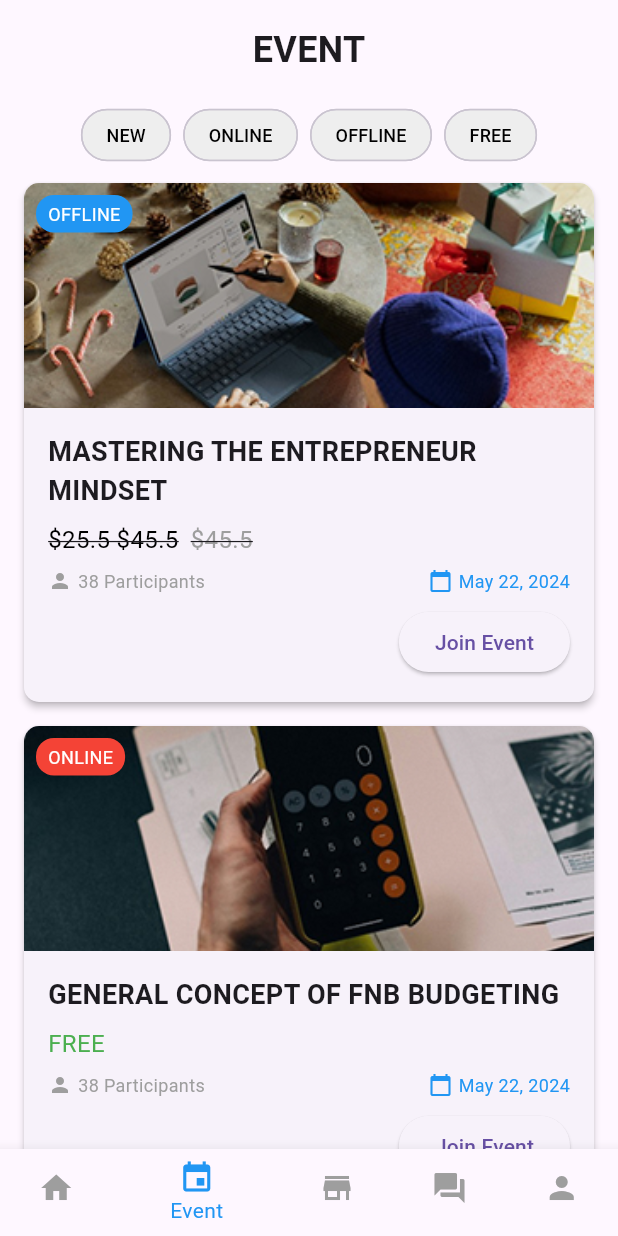
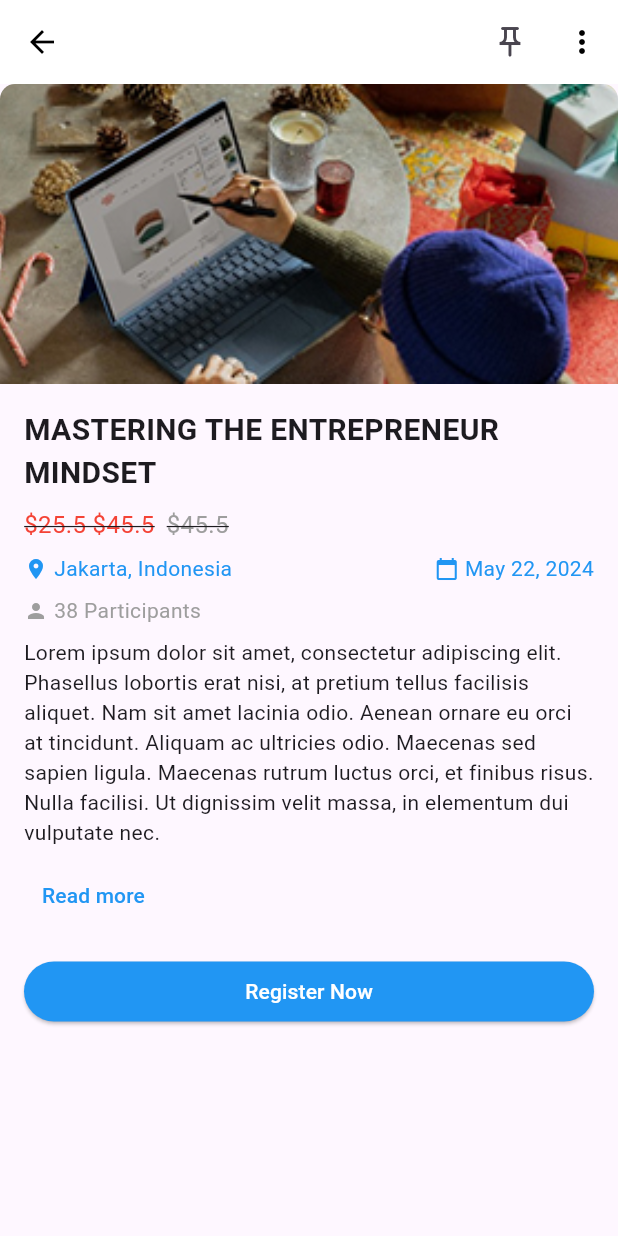
Before and after one commit to le4nn/bosedu, a Flutter app: the screen it shows after launch, item 2 of the bottom bar chosen, after a tap on "Join Event", on a phone screen of 412 x 824 dp. Run offline on Flutter 3.47's test engine with Material 3 defaults, Android fonts, the phone set to English and light mode, and no system bars.

Commit message:
create event registr

```diff
--- a/lib/main.dart
+++ b/lib/main.dart
@@ -1,4 +1,6 @@
-import 'package:bosedu/pages/event.dart';
+import 'package:bosedu/pages/event/event.dart';
+import 'package:bosedu/pages/event/event_detail_page.dart';
+import 'package:bosedu/pages/event/event_registration_page.dart';
 import 'package:bosedu/pages/home_page.dart';
 import 'package:flutter/material.dart';
 
@@ -14,6 +16,8 @@ class MyApp extends StatelessWidget {
       routes: {
         '/': (context) => HomePage(),
         '/events': (context) => EventsPage(),
+        '/eventDetail': (context) => EventDetailPage(),
+        '/eventRegistration': (context) => EventRegistrationPage(),
       },
     );
   }
--- a/lib/pages/event.dart
+++ b/lib/pages/event/event.dart
@@ -13,41 +13,59 @@ class _EventsPageState extends State<EventsPage> {
 
   @override
   Widget build(BuildContext context) {
+    final double statusBarHeight = MediaQuery.of(context).padding.top;
+
     return AnnotatedRegion<SystemUiOverlayStyle>(
       value: const SystemUiOverlayStyle(
         statusBarColor: Colors.transparent,
         statusBarIconBrightness: Brightness.light,
       ),
       child: Scaffold(
+        appBar: PreferredSize(
+          preferredSize: const Size.fromHeight(60),
+          child: AppBar(
+            elevation: 0,
+            flexibleSpace: Padding(
+              padding: EdgeInsets.only(
+                top: statusBarHeight,
+                left: 16,
+                right: 16,
+              ),
+              child: Row(
+                mainAxisAlignment: MainAxisAlignment.spaceBetween,
+                children: [
+                  Text(
+                    'EVENT',
+                    style: const TextStyle(
+                      fontSize: 24,
+                      fontWeight: FontWeight.bold,
+                    ),
+                  ),
+                  Row(
+                    mainAxisSize: MainAxisSize.min,
+                    children: [
+                      Padding(
+                        padding: const EdgeInsets.all(8),
+                        child: const Icon(
+                          Icons.shopping_cart_outlined,
+                          color: Colors.black,
+                          size: 20,
+                        ),
+                      ),
+                      Padding(
+                        padding: const EdgeInsets.all(8),
+                        child: const Icon(
+                          Icons.notifications_none_outlined,
+                          color: Colors.black,
+                          size: 20,
+                        ))])])))),
         body: Column(
           children: [
             Expanded(
               child: SingleChildScrollView(
                 child: Column(
                   children: [
-                    const Padding(
-                      padding: EdgeInsets.all(16),
-                      child: Text(
-                        'EVENT',
-                        style: TextStyle(
-                          fontSize: 24,
-                          fontWeight: FontWeight.bold,
-                        ),
-                      ),
-                    ),
-                    SingleChildScrollView(
-                      scrollDirection: Axis.horizontal,
-                      child: Row(
-                        children: [
-                          const SizedBox(width: 16),
-                          _buildFilterChip('New', false),
-                          _buildFilterChip('Online', false),
-                          _buildFilterChip('Offline', false),
-                          _buildFilterChip('Free', false),
-                          const SizedBox(width: 16),
-                        ],
-                      ),
-                    ),
+                    const SizedBox(height: 16),
                     _buildEventCard(
                       'OFFLINE',
                       'MASTERING THE ENTREPRENEUR MINDSET',
@@ -56,6 +74,7 @@ class _EventsPageState extends State<EventsPage> {
                       'May 22, 2024',
                       'assets/images/event_image_1.jpg',
                       Colors.blue,
+                      context,
                     ),
                     _buildEventCard(
                       'ONLINE',
@@ -65,13 +84,8 @@ class _EventsPageState extends State<EventsPage> {
                       'May 22, 2024',
                       'assets/images/event_image_2.jpg',
                       Colors.red,
-                    ),
-                  ],
-                ),
-              ),
-            ),
-          ],
-        ),
+                      context,
+                    )])))]),
         bottomNavigationBar: BottomNavigationBar(
           items: const [
             BottomNavigationBarItem(icon: Icon(Icons.home), label: 'Home'),
@@ -104,29 +118,7 @@ class _EventsPageState extends State<EventsPage> {
                 break;
             }
           },
-        ),
-      ),
-    );
-  }
-
-  Widget _buildFilterChip(String label, bool selected) {
-    return Padding(
-      padding: const EdgeInsets.symmetric(horizontal: 4),
-      child: FilterChip(
-        label: Text(
-          label.toUpperCase(),
-          style: TextStyle(
-            color: selected ? Colors.white : Colors.black,
-            fontSize: 12,
-          ),
-        ),
-        selected: selected,
-        onSelected: (bool value) {},
-        backgroundColor: Colors.grey[200],
-        selectedColor: Colors.blue,
-        shape: RoundedRectangleBorder(borderRadius: BorderRadius.circular(20)),
-      ),
-    );
+        )));
   }
 
   Widget _buildEventCard(
@@ -137,6 +129,7 @@ class _EventsPageState extends State<EventsPage> {
       String date,
       String imagePath,
       Color chipColor,
+      BuildContext context,
       ) {
     return Card(
       margin: const EdgeInsets.symmetric(horizontal: 16, vertical: 8),
@@ -174,11 +167,7 @@ class _EventsPageState extends State<EventsPage> {
                   child: Text(
                     type,
                     style: const TextStyle(color: Colors.white, fontSize: 12),
-                  ),
-                ),
-              ),
-            ],
-          ),
+                  )))]),
           Padding(
             padding: const EdgeInsets.all(16),
             child: Column(
@@ -200,9 +189,7 @@ class _EventsPageState extends State<EventsPage> {
                         fontSize: 16,
                         color: price == 'FREE' ? Colors.green : Colors.black,
                         decoration:
-                            price.contains('\$45.5')
-                                ? TextDecoration.lineThrough
-                                : null,
+                        price.contains('\$45.5') ? TextDecoration.lineThrough : null,
                       ),
                     ),
                     if (price.contains('\$45.5')) const SizedBox(width: 8),
@@ -213,10 +200,7 @@ class _EventsPageState extends State<EventsPage> {
                           fontSize: 16,
                           color: Colors.grey,
                           decoration: TextDecoration.lineThrough,
-                        ),
-                      ),
-                  ],
-                ),
+                        ))]),
                 const SizedBox(height: 8),
                 Row(
                   mainAxisAlignment: MainAxisAlignment.spaceBetween,
@@ -230,10 +214,7 @@ class _EventsPageState extends State<EventsPage> {
                           style: const TextStyle(
                             fontSize: 12,
                             color: Colors.grey,
-                          ),
-                        ),
-                      ],
-                    ),
+                          ))]),
                     Row(
                       children: [
                         const Icon(
@@ -247,25 +228,26 @@ class _EventsPageState extends State<EventsPage> {
                           style: const TextStyle(
                             fontSize: 12,
                             color: Colors.blue,
-                          ),
-                        ),
-                      ],
-                    ),
-                  ],
-                ),
+                          ))])]),
                 const SizedBox(height: 8),
                 Align(
                   alignment: Alignment.centerRight,
                   child: ElevatedButton(
-                    onPressed: () {},
+                    onPressed: () {
+                      Navigator.pushNamed(
+                        context,
+                        '/eventDetail',
+                        arguments: {
+                          'type': type,
+                          'title': title,
+                          'price': price,
+                          'participants': participants,
+                          'date': date,
+                          'imagePath': imagePath,
+                          'chipColor': chipColor,
+                        });
+                    },
                     child: const Text('Join Event'),
-                  ),
-                ),
-              ],
-            ),
-          ),
-        ],
-      ),
-    );
+                  ))]))]));
   }
 }
--- /dev/null
+++ b/lib/pages/event/event_detail_page.dart
@@ -0,0 +1,179 @@
+import 'package:flutter/material.dart';
+import 'package:flutter/services.dart';
+
+class EventDetailPage extends StatelessWidget {
+  const EventDetailPage({super.key});
+
+  @override
+  Widget build(BuildContext context) {
+    final args = ModalRoute.of(context)!.settings.arguments as Map<String, dynamic>?;
+
+    if (args == null) {
+      return const Scaffold(
+        body: Center(child: Text('No event data available')),
+      );
+    }
+
+    final String type = args['type'] ?? 'OFFLINE';
+    final String title = args['title'] ?? 'No Title';
+    final String price = args['price'] ?? '\$0';
+    final String participants = args['participants'] ?? '0 Participants';
+    final String date = args['date'] ?? 'No Date';
+    final String imagePath = args['imagePath'] ?? 'assets/images/event_image_1.jpg';
+    final Color chipColor = args['chipColor'] ?? Colors.blue;
+
+    final double statusBarHeight = MediaQuery.of(context).padding.top;
+
+    return AnnotatedRegion<SystemUiOverlayStyle>(
+      value: const SystemUiOverlayStyle(
+        statusBarColor: Colors.transparent,
+        statusBarIconBrightness: Brightness.dark,
+      ),
+      child: Scaffold(
+        appBar: AppBar(
+          leading: IconButton(
+            icon: const Icon(Icons.arrow_back, color: Colors.black),
+            onPressed: () => Navigator.pop(context),
+          ),
+          actions: [
+            IconButton(
+              icon: const Icon(Icons.push_pin_outlined),
+              onPressed: () {},
+            ),
+            IconButton(
+              icon: const Icon(Icons.more_vert, color: Colors.black),
+              onPressed: () {},
+            ),
+          ],
+          backgroundColor: Colors.white,
+          elevation: 0,
+        ),
+        body: SingleChildScrollView(
+          child: Column(
+            crossAxisAlignment: CrossAxisAlignment.start,
+            children: [
+              ClipRRect(
+                borderRadius: const BorderRadius.only(
+                  topLeft: Radius.circular(10),
+                  topRight: Radius.circular(10),
+                ),
+                child: Image.asset(
+                  imagePath,
+                  height: 200,
+                  width: double.infinity,
+                  fit: BoxFit.cover,
+                ),
+              ),
+              Padding(
+                padding: const EdgeInsets.all(16),
+                child: Column(
+                  crossAxisAlignment: CrossAxisAlignment.start,
+                  children: [
+                    Text(
+                      title,
+                      style: const TextStyle(
+                        fontSize: 20,
+                        fontWeight: FontWeight.bold,
+                      ),
+                    ),
+                    const SizedBox(height: 8),
+                    Row(
+                      children: [
+                        Text(
+                          price,
+                          style: TextStyle(
+                            fontSize: 16,
+                            color: price == 'FREE' ? Colors.green : Colors.red,
+                            decoration: price.contains('\$45.5') ? TextDecoration.lineThrough : null,
+                          ),
+                        ),
+                        if (price.contains('\$45.5')) const SizedBox(width: 8),
+                        if (price.contains('\$45.5'))
+                          const Text(
+                            '\$45.5',
+                            style: TextStyle(
+                              fontSize: 16,
+                              color: Colors.grey,
+                              decoration: TextDecoration.lineThrough,
+                            ),
+                          ),
+                      ],
+                    ),
+                    const SizedBox(height: 8),
+                    Row(
+                      children: [
+                        const Icon(Icons.location_on, color: Colors.blue, size: 16),
+                        const SizedBox(width: 4),
+                        const Text(
+                          'Jakarta, Indonesia',
+                          style: TextStyle(fontSize: 14, color: Colors.blue),
+                        ),
+                        const Spacer(),
+                        const Icon(Icons.calendar_today, color: Colors.blue, size: 16),
+                        const SizedBox(width: 4),
+                        Text(
+                          date,
+                          style: const TextStyle(fontSize: 14, color: Colors.blue),
+                        ),
+                      ],
+                    ),
+                    const SizedBox(height: 8),
+                    Row(
+                      children: [
+                        const Icon(Icons.person, color: Colors.grey, size: 16),
+                        const SizedBox(width: 4),
+                        Text(
+                          participants,
+                          style: const TextStyle(fontSize: 14, color: Colors.grey),
+                        ),
+                      ],
+                    ),
+                    const SizedBox(height: 8),
+                    const Text(
+                      'Lorem ipsum dolor sit amet, '
+                          'consectetur adipiscing elit. '
+                          'Phasellus lobortis erat nisi, '
+                          'at pretium tellus facilisis aliquet. '
+                          'Nam sit amet lacinia odio. '
+                          'Aenean ornare eu orci at tincidunt. '
+                          'Aliquam ac ultricies odio. '
+                          'Maecenas sed sapien ligula. '
+                          'Maecenas rutrum luctus orci, et finibus risus.'
+                          ' Nulla facilisi. Ut dignissim velit massa, '
+                          'in elementum dui vulputate nec.',
+                      style: TextStyle(fontSize: 14),
+                    ),
+                    const SizedBox(height: 8),
+                    TextButton(
+                      onPressed: () {},
+                      child: const Text(
+                        'Read more',
+                        style: TextStyle(fontSize: 14, color: Colors.blue),
+                      ),
+                    ),
+                    const SizedBox(height: 16),
+                    Row(
+                      children: [
+                        Expanded(
+                          child: ElevatedButton(
+                            onPressed: () {
+                              Navigator.pushNamed(
+                                context,
+                                '/eventRegistration',
+                                arguments: {
+                                  'title': title,
+                                  'price': price,
+                                  'imagePath': imagePath,
+                                },
+                              );
+                            },
+                            style: ElevatedButton.styleFrom(
+                              backgroundColor: Colors.blue,
+                              shape: RoundedRectangleBorder(
+                                borderRadius: BorderRadius.circular(20),
+                              ),
+                            ),
+                            child: const Text('Register Now', style: TextStyle(color: Colors.white)),
+                          ))])]))]))));
+  }
+}
--- a/lib/pages/home_page.dart
+++ b/lib/pages/home_page.dart
@@ -65,8 +65,7 @@ class _HomePageState extends State<HomePage> {
                               Icons.camera_alt,
                               color: Colors.white,
                               size: 20,
-                            ),
-                          ),
+                            )),
                           Container(
                             margin: const EdgeInsets.all(8),
                             decoration: const BoxDecoration(
@@ -77,16 +76,11 @@ class _HomePageState extends State<HomePage> {
                               Icons.notifications,
                               color: Colors.white,
                               size: 20,
-                            ),
-                          ),
-                        ],
-                      ),
+                            ))]),
                       border: OutlineInputBorder(
                         borderRadius: BorderRadius.circular(25),
                         borderSide: BorderSide.none,
-                      ),
-                    ),
-                  ),
+                      ))),
                   const SizedBox(height: 16),
                   Row(
                     mainAxisAlignment: MainAxisAlignment.spaceBetween,
@@ -105,15 +99,7 @@ class _HomePageState extends State<HomePage> {
                           _buildChip('4', Colors.red),
                           const SizedBox(width: 8),
                           _buildChip('250 pts', Colors.red),
-                        ],
-                      ),
-                    ],
-                  ),
-                ],
-              ),
-            ),
-          ),
-        ),
+                        ])])])))),
         body: Column(
           children: [
             Expanded(
@@ -190,17 +176,8 @@ class _HomePageState extends State<HomePage> {
                                               style: TextStyle(
                                                 color: Colors.white,
                                                 fontSize: 10,
-                                              ),
-                                            ),
-                                          ],
-                                        ),
-                                      ),
-                                    ),
-                                  ],
-                                ),
-                              );
-                            },
-                          ),
+                                              ))])))]));
+                            }),
                           Positioned(
                             bottom: 8,
                             left: 0,
@@ -221,14 +198,7 @@ class _HomePageState extends State<HomePage> {
                                         _currentPage == index
                                             ? Colors.blue
                                             : Colors.grey,
-                                  ),
-                                ),
-                              ),
-                            ),
-                          ),
-                        ],
-                      ),
-                    ),
+                                  )))))])),
                     const SizedBox(height: 16),
                     SingleChildScrollView(
                       scrollDirection: Axis.horizontal,
@@ -241,9 +211,7 @@ class _HomePageState extends State<HomePage> {
                           _buildCategoryButton('Bootcamp', Icons.computer),
                           _buildCategoryButton('Others', Icons.category),
                           const SizedBox(width: 16),
-                        ],
-                      ),
-                    ),
+                        ])),
                     const SizedBox(height: 16),
                     Padding(
                       padding: const EdgeInsets.symmetric(horizontal: 16),
@@ -270,10 +238,7 @@ class _HomePageState extends State<HomePage> {
                           trailing: ElevatedButton(
                             onPressed: () {},
                             child: const Text('Join Member'),
-                          ),
-                        ),
-                      ),
-                    ),
+                          )))),
                     const SizedBox(height: 16),
                     Padding(
                       padding: const EdgeInsets.symmetric(horizontal: 16),
@@ -292,19 +257,10 @@ class _HomePageState extends State<HomePage> {
                             child: const Text(
                               'VIEW MORE',
                               style: TextStyle(color: Colors.blue),
-                            ),
-                          ),
-                        ],
-                      ),
-                    ),
+                            ))])),
                     _buildNewsCard(),
                     _buildNewsCard(),
-                  ],
-                ),
-              ),
-            ),
-          ],
-        ),
+                  ])))]),
         bottomNavigationBar: BottomNavigationBar(
           items: const [
             BottomNavigationBarItem(icon: Icon(Icons.home), label: 'Home'),
@@ -327,19 +283,17 @@ class _HomePageState extends State<HomePage> {
               case 1:
                 Navigator.pushReplacementNamed(context, '/events');
                 break;
-              case 2:
-                Navigator.pushReplacementNamed(context, '/store');
-                break;
-              case 3:
-                Navigator.pushReplacementNamed(context, '/forum');
-                break;
-              case 4:
-                Navigator.pushReplacementNamed(context, '/profile');
-                break;
+              // case 2:
+              //   Navigator.pushReplacementNamed(context, '/store');
+              //   break;
+              // case 3:
+              //   Navigator.pushReplacementNamed(context, '/forum');
+              //   break;
+              // case 4:
+              //   Navigator.pushReplacementNamed(context, '/profile');
+              //   break;
             }
-          },
-        ),
-      ),
+          })),
     );
   }
 
@@ -374,10 +328,7 @@ class _HomePageState extends State<HomePage> {
           Text(
             label.toUpperCase(),
             style: const TextStyle(fontSize: 12, color: Colors.black),
-          ),
-        ],
-      ),
-    );
+          )]));
   }
 
   Widget _buildNewsCard() {
@@ -439,15 +390,6 @@ class _HomePageState extends State<HomePage> {
                       Text(
                         '38',
                         style: TextStyle(fontSize: 12, color: Colors.grey),
-                      ),
-                    ],
-                  ),
-                ],
-              ),
-            ),
-          ],
-        ),
-      ),
-    );
+                      )])]))])));
   }
 }
```
Also changed, not shown: lib/pages/event/event_registration_page.dart (added, +170 -0 lines), 2 other files. Lines whose indentation alone changed are shown as unchanged.
